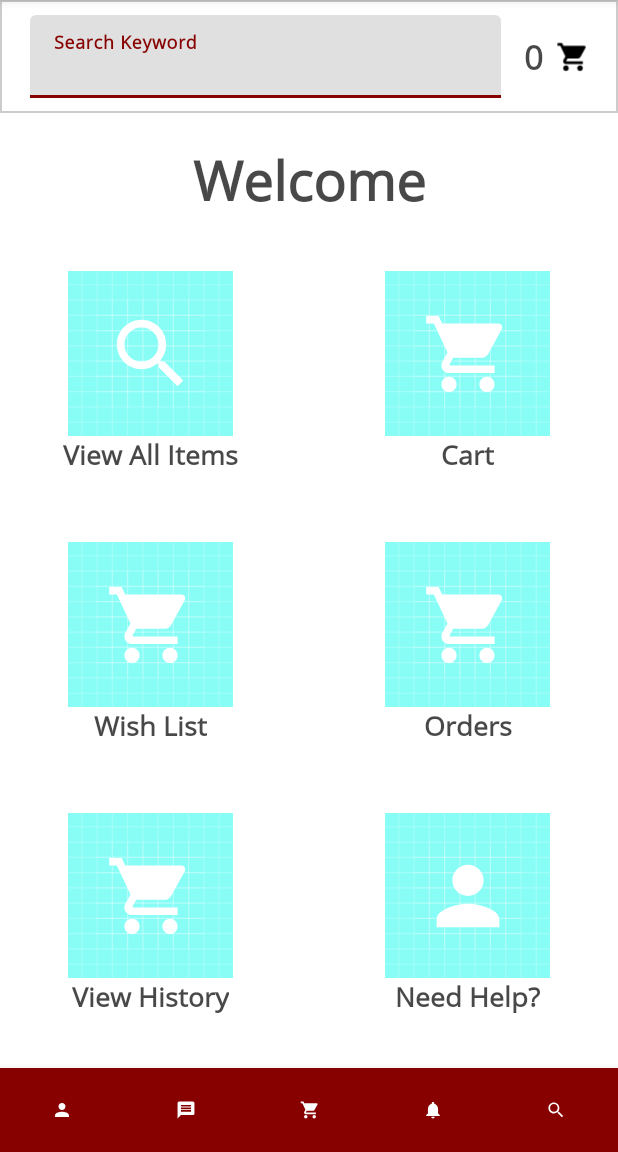
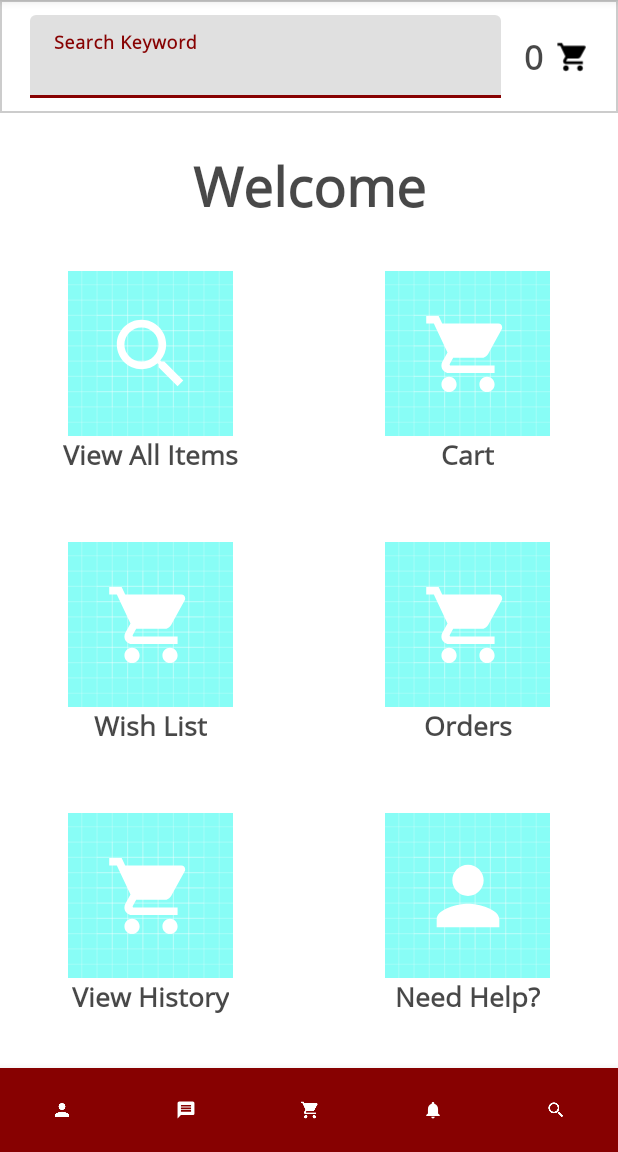
Before and after one commit to aaronSchanck/SepTech, an Android app: the HomeActivity screen opened directly, with no data from a screen before it, on a phone screen of 412 x 824 dp, the part 84-1236 px from its top. Run offline under Robolectric (Android 15) with nearby library versions, the phone set to English and light mode, and no system bars; network calls fail.

Commit message:
modifications per scrum meeting

```diff
--- a/app/src/main/java/com/septech/centauri/data/net/RestApi.java
+++ b/app/src/main/java/com/septech/centauri/data/net/RestApi.java
@@ -83,7 +83,7 @@ public interface RestApi {
     //ITEMS ENDPOINTS
 
     @Multipart
-    @POST("items/image_test")
+    @POST("items/create")
     Single<ItemEntity> createItem(@Part MultipartBody.Part image,
                                   @Part("itemEntity") ItemEntity itemEntity);
 }
--- a/app/src/main/java/com/septech/centauri/ui/login/LoginActivity.java
+++ b/app/src/main/java/com/septech/centauri/ui/login/LoginActivity.java
@@ -68,8 +68,8 @@ public class LoginActivity extends AppCompatActivity {
 
         mLoadingIcon = findViewById(R.id.loading_icon);
 
-        mToolBar = findViewById(R.id.toolbar);
-        setSupportActionBar(mToolBar);
+//        mToolBar = findViewById(R.id.toolbar);
+//        setSupportActionBar(mToolBar);
 
         mLoadingIcon.setVisibility(View.GONE);
 
--- a/app/src/main/java/com/septech/centauri/ui/search/SearchActivity.java
+++ b/app/src/main/java/com/septech/centauri/ui/search/SearchActivity.java
@@ -24,7 +24,7 @@ public class SearchActivity extends AppCompatActivity {
         RecyclerView rvCategory = (RecyclerView) findViewById(R.id.rvCategories);
 
         // Initialize contacts
-        categories = Category.createCategories(20);
+        categories = Category.createCategories(100);
         // Create adapter passing in the sample user data
         CategoryAdapter adapter = new CategoryAdapter(categories);
         // Attach the adapter to the recyclerview to populate items
--- a/app/src/main/res/layout/activity_home.xml
+++ b/app/src/main/res/layout/activity_home.xml
@@ -85,7 +85,7 @@
             app:layout_constraintEnd_toEndOf="parent"
             app:layout_constraintStart_toStartOf="parent"
             app:layout_constraintTop_toTopOf="parent"
-            app:layout_constraintVertical_bias="0.144" />
+            app:layout_constraintVertical_bias="0.15" />
 
         <TextView
             android:id="@+id/homeWishListTextView"
@@ -198,7 +198,6 @@
             android:textSize="18sp"
             app:layout_constraintBottom_toBottomOf="parent"
             app:layout_constraintEnd_toEndOf="@+id/homeViewHistoryBtn"
-            app:layout_constraintHorizontal_bias="0.5"
             app:layout_constraintStart_toStartOf="@+id/homeViewHistoryBtn"
             app:layout_constraintTop_toBottomOf="@+id/homeViewHistoryBtn"
             app:layout_constraintVertical_bias="0.0" />
@@ -276,8 +275,10 @@
         app:labelVisibilityMode="unlabeled"
         app:layout_constraintBottom_toBottomOf="parent"
         app:layout_constraintEnd_toEndOf="parent"
-        app:layout_constraintHorizontal_bias="0.5"
+        app:layout_constraintHorizontal_bias="1.0"
         app:layout_constraintStart_toStartOf="parent"
+        app:layout_constraintTop_toTopOf="parent"
+        app:layout_constraintVertical_bias="1"
         app:menu="@menu/bottom_nav_menu" />
     <!--    End of Bottom Navigation Bar-->
 
--- a/app/src/main/res/values/strings.xml
+++ b/app/src/main/res/values/strings.xml
@@ -12,7 +12,7 @@
     <string name="hello_second_fragment">Hello second fragment. Arg: %1$s</string>
     <string name="username_email_address">Username/Email Address</string>
     <string name="password_hint">Password</string>
-    <string name="forgot_your_password">Forgot Your Password?</string>
+    <string name="forgot_your_password"><b>Forgot Your Password?</b></string>
     <string name="sign_in">Log In</string>
     <string name="create_an_account">Create An Account</string>
     <string name="continue_as_guest">Continue As Guest</string>
```
Also changed, not shown: app/src/main/AndroidManifest.xml (+6 -6 lines), app/src/main/res/layout/activity_login.xml (+14 -14 lines), 2 other files.
